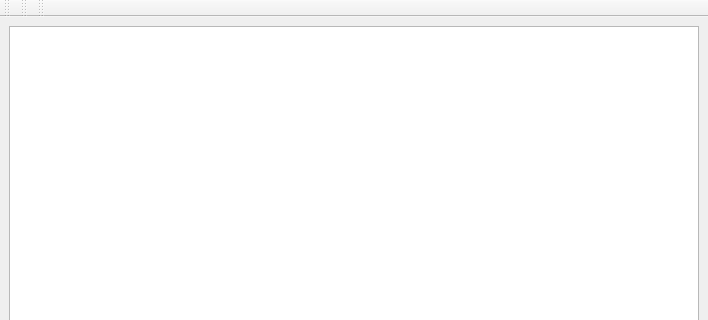
Above: ui/mainwindow.ui from shawnlong636/TaskAssigner before the change; both pictures show x 0 to 708 and y 0 to 320 of the 708 by 600 pixel window. Below: the same form after it.
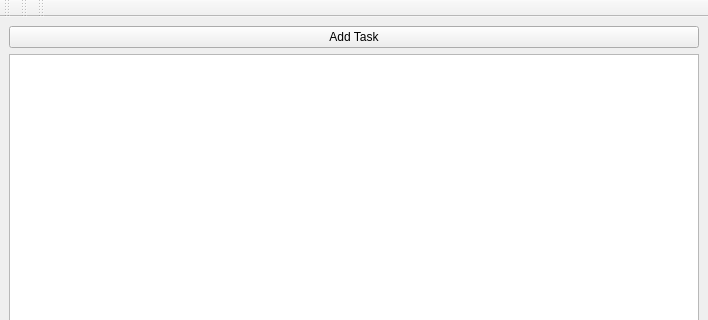
That is the form after the change.

```diff
--- a/ui/mainwindow.ui
+++ b/ui/mainwindow.ui
@@ -16,7 +16,15 @@
   <widget class="QWidget" name="centralwidget">
    <layout class="QVBoxLayout" name="verticalLayout_4">
     <item>
-     <layout class="QHBoxLayout" name="horizontalLayout_3"/>
+     <layout class="QHBoxLayout" name="horizontalLayout_3">
+      <item>
+       <widget class="QPushButton" name="AddButton">
+        <property name="text">
+         <string>Add Task</string>
+        </property>
+       </widget>
+      </item>
+     </layout>
     </item>
     <item>
      <widget class="QTableWidget" name="tableWidget"/>
```
